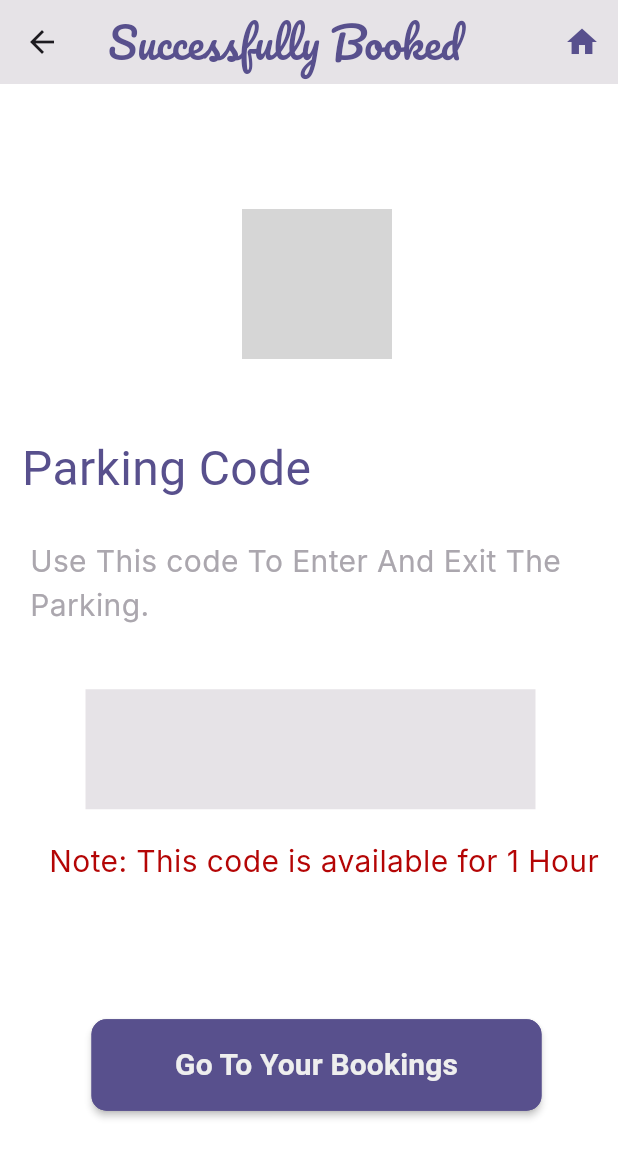
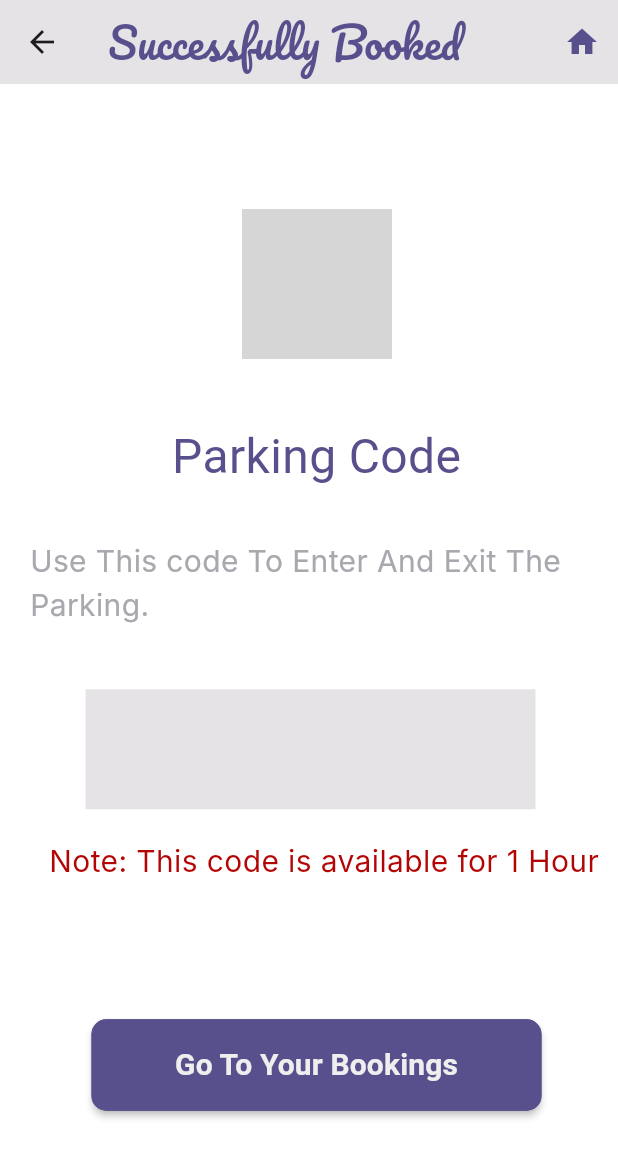
Before and after one commit to Garaduation-Project/smart_mall, a Flutter app: the SuccessPage screen opened directly with empty values, on a phone screen of 412 x 824 dp. Shown: the top 1158 px of the screen. Run offline on Flutter 3.47's test engine with Material 3 defaults, Android fonts, the phone set to English and light mode, and no system bars; our stand-ins replace animate_do, dio, flutter_credit_card, flutter_secure_storage, flutter_svg, font_awesome_flutter and 3 more; missing offline and left inert: qr_code_scanner; accounts and stored records are empty; Roboto replaces fonts that are missing (CantoraOne, Cantoraone, Inter); grey boxes are pictures that could not be loaded.

Commit message:
Update succesfullybooked.dart

```diff
--- a/lib/succesfullybooked.dart
+++ b/lib/succesfullybooked.dart
@@ -65,13 +65,15 @@ class SuccessPage extends StatelessWidget {
                 SizedBox(
                   height: 80,
                   child: Padding(
-                    padding: const EdgeInsets.fromLTRB(0, 10, 200, 0),
+                    padding: const EdgeInsets.only(bottom: 30.0),
+                    child: Center(
                       child: Text(
                         'Parking Code',
                         style: TextStyle(
                             fontSize: 32,
                             color: Color.fromRGBO(88, 80, 141, 1),
                             fontFamily: 'CantoraOne'),
+                      ),
                     ),
                   ),
                 ),
```
Lines whose indentation alone changed are shown as unchanged.
